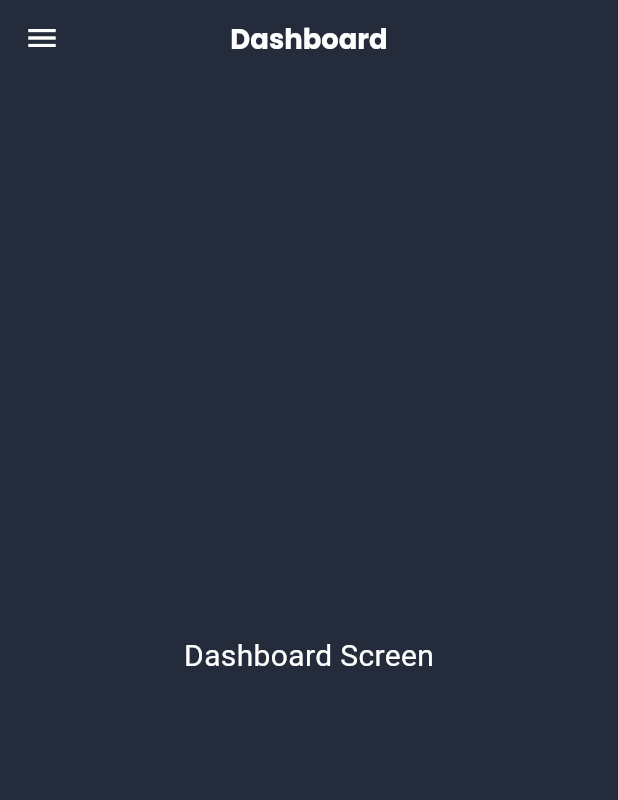
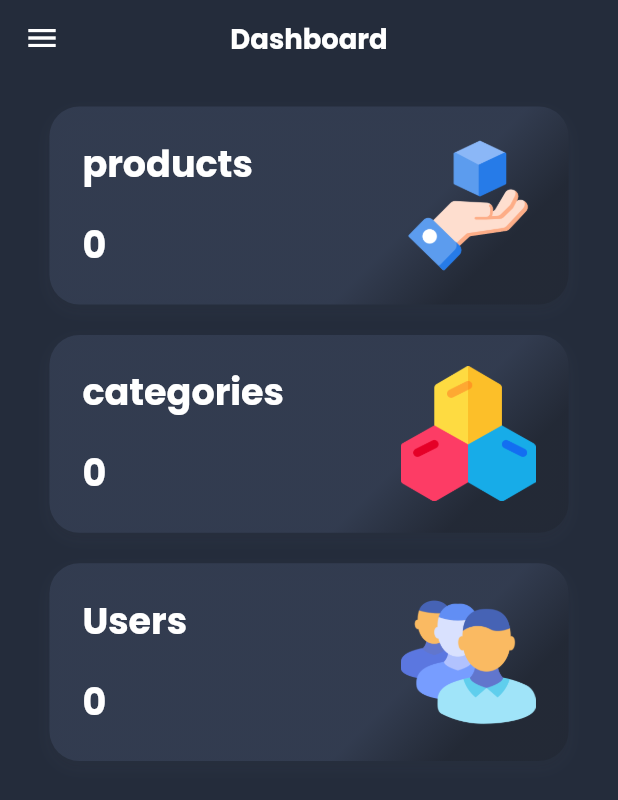
Before and after one commit to Abd44Arfat/e-shop, a Flutter app: the DashboardScreen screen opened directly, on a phone screen of 412 x 824 dp. Shown: the top 800 px of the screen. Run offline on Flutter 3.47's test engine with Material 3 defaults, Android fonts, the phone set to English and light mode, and no system bars; our stand-ins replace animate_do, connectivity_plus, dio, firebase_core, flutter_bloc, flutter_dotenv and 11 more; accounts and stored records are empty; generated files the repository leaves out were written again.

Commit message:
Add loading components and refactor dashboard screen
- Added loading components for empty and shimmer screens
- Refactored dashboard screen to use new components for data display

```diff
--- /dev/null
+++ b/lib/core/common/widgets/custom_container_linear_admin.dart
@@ -0,0 +1,47 @@
+import 'package:asroo_store/core/style/colors/colors_dark.dart';
+import 'package:flutter/material.dart';
+
+class CustomContainerLinearAdmin extends StatelessWidget {
+  const CustomContainerLinearAdmin({
+    required this.height,
+    required this.width,
+    required this.child,
+    super.key,
+  });
+
+  final double height;
+  final double width;
+  final Widget child;
+
+  @override
+  Widget build(BuildContext context) {
+    return Container(
+      width: width,
+      height: height,
+      decoration: BoxDecoration(
+        borderRadius: BorderRadius.circular(20),
+        gradient: LinearGradient(
+          colors: [
+            ColorsDark.black1.withOpacity(0.8),
+            ColorsDark.black2.withOpacity(0.8),
+          ],
+          begin: const Alignment(0.36, 0.27),
+          end: const Alignment(0.58, 0.85),
+        ),
+        boxShadow: [
+          BoxShadow(
+            color: ColorsDark.black1.withOpacity(0.3),
+            offset: const Offset(0, 4),
+            blurRadius: 8,
+          ),
+          BoxShadow(
+            color: ColorsDark.black2.withOpacity(0.3),
+            offset: const Offset(0, 4),
+            blurRadius: 2,
+          ),
+        ],
+      ),
+      child: child,
+    );
+  }
+}
--- /dev/null
+++ b/lib/features/admin/dashboard/presentation/refactors/dashboard_body.dart
@@ -0,0 +1,37 @@
+import 'package:asroo_store/core/style/images/app_images.dart';
+import 'package:asroo_store/features/admin/dashboard/presentation/widgets/dashboard_container.dart';
+import 'package:flutter/material.dart';
+import 'package:flutter_screenutil/flutter_screenutil.dart';
+
+class DashBoardBody extends StatelessWidget {
+  const DashBoardBody({super.key});
+
+  @override
+  Widget build(BuildContext context) {
+    return Padding(
+      padding: EdgeInsets.symmetric(horizontal: 30.w, vertical: 20.h),
+
+      child: RefreshIndicator(
+        onRefresh: ()async{},
+        child: ListView(
+          children:  [
+        //products
+      const  DashboardContainer(image:AppImages.productsDrawer , title: 'products', number: '0', isLoading: false,
+      ),
+      SizedBox(height: 20.h),
+        //categories
+        DashboardContainer(image:AppImages.categoriesDrawer , title: 'categories', number: '0', isLoading: false,),
+              SizedBox(height: 20.h),
+
+        // users
+        DashboardContainer(image:AppImages.usersDrawer , title: 'Users', number: '0', isLoading: false,)
+
+
+
+
+          ],
+        ),
+      ),
+    );
+  }
+}
--- a/lib/features/admin/dashboard/presentation/screens/dashboard_screen.dart
+++ b/lib/features/admin/dashboard/presentation/screens/dashboard_screen.dart
@@ -1,5 +1,6 @@
 import 'package:asroo_store/core/common/widgets/admin_app_bar.dart';
 import 'package:asroo_store/core/style/colors/colors_dark.dart';
+import 'package:asroo_store/features/admin/dashboard/presentation/refactors/dashboard_body.dart';
 import 'package:flutter/material.dart';
 
 class DashboardScreen extends StatelessWidget {
@@ -14,12 +15,7 @@ class DashboardScreen extends StatelessWidget {
         isMain: true,
         title: 'Dashboard',
       ),
-      body: Center(
-        child: Text(
-          'Dashboard Screen',
-          style: TextStyle(color: Colors.white, fontSize: 20),
-        ),
-      ),
+      body:DashBoardBody(),
     );
   }
 }
--- /dev/null
+++ b/lib/features/admin/dashboard/presentation/widgets/dashboard_container.dart
@@ -0,0 +1,71 @@
+import 'package:asroo_store/core/common/loading/loading_shimmer.dart';
+import 'package:asroo_store/core/common/widgets/custom_container_linear_admin.dart';
+import 'package:asroo_store/core/common/widgets/text_app.dart';
+import 'package:asroo_store/core/extensions/context_extension.dart';
+import 'package:asroo_store/core/style/fonts/font_family_helper.dart';
+import 'package:asroo_store/core/style/fonts/font_weight_helper.dart';
+import 'package:flutter/material.dart';
+import 'package:flutter_screenutil/flutter_screenutil.dart';
+
+class DashboardContainer extends StatelessWidget {
+  const DashboardContainer({
+    required this.title,
+    required this.number,
+    required this.image,
+    required this.isLoading,
+    super.key,
+  });
+
+  final String title;
+  final String number;
+  final String image;
+  final bool isLoading;
+
+  @override
+  Widget build(BuildContext context) {
+    return CustomContainerLinearAdmin(
+      height: 130.h,
+      width: MediaQuery.of(context).size.width,
+      child: Padding(
+        padding: EdgeInsets.symmetric(horizontal: 20.w),
+        child: Row(
+          mainAxisAlignment: MainAxisAlignment.spaceBetween,
+          children: [
+            Column(
+              mainAxisAlignment: MainAxisAlignment.center,
+              crossAxisAlignment: CrossAxisAlignment.start,
+              children: [
+                const Spacer(),
+                TextApp(
+                  text: title,
+                  theme: context.textStyle.copyWith(
+                    fontSize: 24.sp,
+                    fontWeight: FontWeightHelper.bold,
+                    fontFamily: FontFamilyHelper.poppinsEnglish,
+                  ),
+                ),
+                const Spacer(),
+                if (isLoading)
+                  LoadingShimmer(height: 30.h, width: 100.w)
+                else
+                  TextApp(
+                    text: number,
+                    theme: context.textStyle.copyWith(
+                      fontSize: 24.sp,
+                      fontWeight: FontWeightHelper.bold,
+                      fontFamily: FontFamilyHelper.poppinsEnglish,
+                    ),
+                  ),
+                const Spacer(),
+              ],
+            ),
+            SizedBox(
+              height: 90,
+              child: Image.asset(image),
+            )
+          ],
+        ),
+      ),
+    );
+  }
+}
--- a/pubspec.yaml
+++ b/pubspec.yaml
@@ -26,6 +26,7 @@ dependencies:
   animate_do: ^3.3.2
   fluttertoast: ^8.2.4
   flutter_zoom_drawer: ^3.0.3
+  shimmer: ^3.0.0
 
   #Bloc
   flutter_bloc: ^8.1.3
```
Also changed, not shown: lib/core/common/loading/empty_screen.dart (added, +35 -0 lines), lib/core/common/loading/loading_shimmer.dart (added, +33 -0 lines), lib/core/common/widgets/custom_container_linear_customer.dart (added, +47 -0 lines), pubspec.lock.
